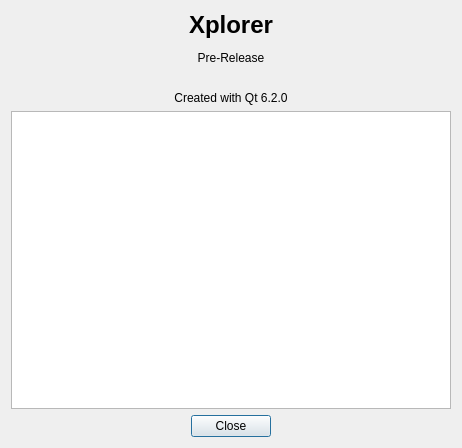
The window that src/ui/aboutdialog.ui (fverco/Xplorer) describes before a commit, drawn with Qt 5.
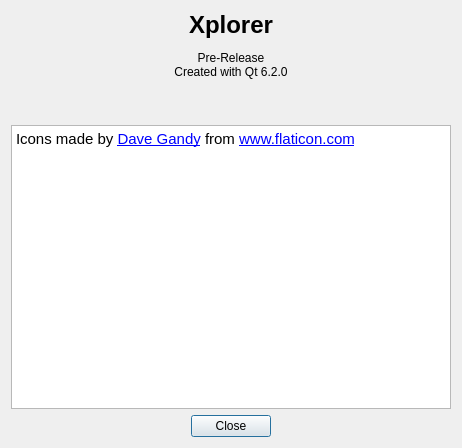
The same window after the commit.

Commit message: Add refresh icon to button and legal information

```diff
--- a/src/ui/aboutdialog.ui
+++ b/src/ui/aboutdialog.ui
@@ -22,7 +22,7 @@
         <enum>Qt::LeftToRight</enum>
        </property>
        <property name="text">
-        <string>&lt;html&gt;&lt;head/&gt;&lt;body&gt;&lt;p&gt;&lt;span style=&quot; font-size:18pt; font-weight:700;&quot;&gt;Xplorer&lt;/span&gt;&lt;/p&gt;&lt;p&gt;Pre-Release&lt;/p&gt;&lt;p&gt;&lt;br/&gt;Created with Qt 6.2.0&lt;/p&gt;&lt;/body&gt;&lt;/html&gt;</string>
+        <string>&lt;html&gt;&lt;head/&gt;&lt;body&gt;&lt;p&gt;&lt;span style=&quot; font-size:18pt; font-weight:700;&quot;&gt;Xplorer&lt;/span&gt;&lt;/p&gt;&lt;p&gt;Pre-Release&lt;br/&gt;Created with Qt 6.2.0&lt;/p&gt;&lt;p&gt;&lt;br/&gt;&lt;/p&gt;&lt;/body&gt;&lt;/html&gt;</string>
        </property>
        <property name="alignment">
         <set>Qt::AlignCenter</set>
@@ -30,7 +30,18 @@
       </widget>
      </item>
      <item>
-      <widget class="QTextBrowser" name="tbLegal"/>
+      <widget class="QTextBrowser" name="tbLegal">
+       <property name="html">
+        <string>&lt;!DOCTYPE HTML PUBLIC &quot;-//W3C//DTD HTML 4.0//EN&quot; &quot;http://www.w3.org/TR/REC-html40/strict.dtd&quot;&gt;
+&lt;html&gt;&lt;head&gt;&lt;meta name=&quot;qrichtext&quot; content=&quot;1&quot; /&gt;&lt;meta charset=&quot;utf-8&quot; /&gt;&lt;style type=&quot;text/css&quot;&gt;
+p, li { white-space: pre-wrap; }
+&lt;/style&gt;&lt;/head&gt;&lt;body style=&quot; font-family:'Cantarell'; font-size:11pt; font-weight:400; font-style:normal;&quot;&gt;
+&lt;p style=&quot; margin-top:0px; margin-bottom:0px; margin-left:0px; margin-right:0px; -qt-block-indent:0; text-indent:0px;&quot;&gt;Icons made by &lt;a href=&quot;https://www.flaticon.com/autores/dave-gandy&quot;&gt;&lt;span style=&quot; text-decoration: underline; color:#0000ff;&quot;&gt;Dave Gandy&lt;/span&gt;&lt;/a&gt; from &lt;a href=&quot;https://www.flaticon.com&quot;&gt;&lt;span style=&quot; text-decoration: underline; color:#0000ff;&quot;&gt;www.flaticon.com&lt;/span&gt;&lt;/a&gt;&lt;/p&gt;&lt;/body&gt;&lt;/html&gt;</string>
+       </property>
+       <property name="openExternalLinks">
+        <bool>true</bool>
+       </property>
+      </widget>
      </item>
      <item>
       <layout class="QHBoxLayout" name="horizontalLayout">
```
The commit also changes 2 other files.
